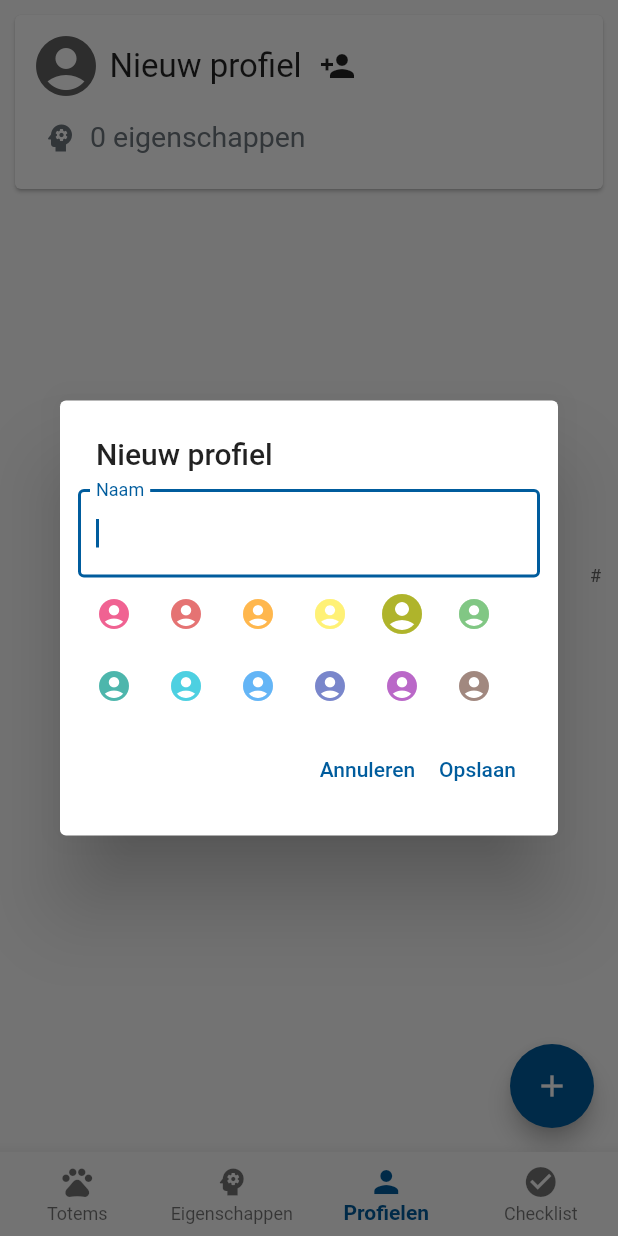
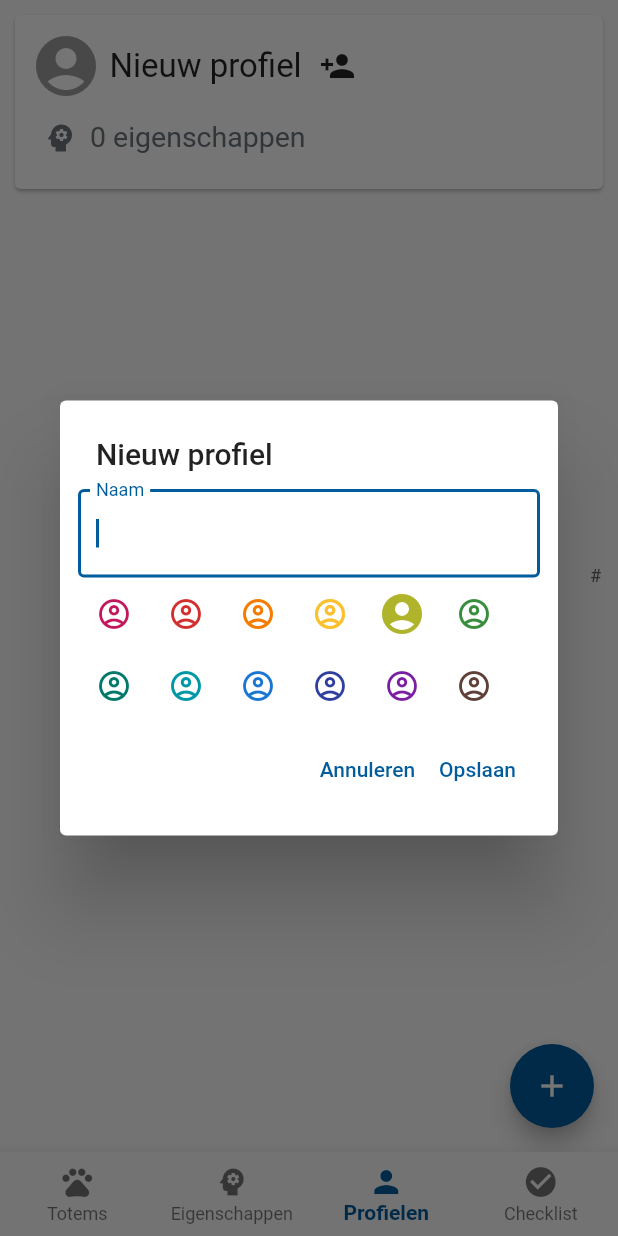
Before and after one commit to ScoutsGidsenVL/totem-app-2023, a Flutter app: the screen it shows after launch, item 3 of the bottom bar chosen, after a tap on the "person add" icon, on a phone screen of 412 x 824 dp. Run offline on Flutter 3.47's test engine with Material 2 defaults, Android fonts, the phone set to English and light mode, and no system bars; drawn by our look-alikes of azlistview, flutter_speed_dial; our stand-ins replace beamer, flutter_cache_manager, flutter_markdown, flutter_native_splash, scrollable_positioned_list, share_plus and 1 more; accounts and stored records are empty; network calls fail.

Commit message:
Refactor getting the profile color

```diff
--- a/lib/main.dart
+++ b/lib/main.dart
@@ -35,8 +35,6 @@ final List<TabInfo> tabs = [
     icon: (context) {
       final profile = context.watch<ProfileManager>().profile;
       if (profile == null) return const Icon(Icons.person);
-      final darkMode =
-          MediaQuery.of(context).platformBrightness == Brightness.dark;
       return Badge(
           label: ConstrainedBox(
               constraints: const BoxConstraints(
@@ -44,7 +42,7 @@ final List<TabInfo> tabs = [
               ),
               child: Text(profile.name,
                   overflow: TextOverflow.fade, maxLines: 1, softWrap: false)),
-          backgroundColor: profile.color[darkMode ? 400 : 700],
+          backgroundColor: profile.getColor(context),
           child: const Icon(Icons.person));
     },
     path: '/profielen',
--- a/lib/model/profile_manager.dart
+++ b/lib/model/profile_manager.dart
@@ -80,11 +80,19 @@ class ProfileManager extends ChangeNotifier {
     notifyListeners();
   }
 
-  void createProfile(String name,
-      {List<String>? animals, Map<String, TraitState>? traits, int? color}) {
+  void createProfile({
+    required String name,
+    List<String>? animals,
+    Map<String, TraitState>? traits,
+    int? color,
+  }) {
     selectedName = name;
     addProfile(ProfileData(
-        name, animals ?? [], traits ?? {}, color ?? ProfileData.randomColor()));
+      name: name,
+      animals: animals,
+      traits: traits,
+      color: color ?? ProfileData.randomColor(),
+    ));
   }
 
   void addProfile(ProfileData profile, {bool force = false}) {
@@ -157,26 +165,35 @@ class ProfileData extends ISuspensionBean {
     return Random().nextInt(ProfileData.colors.length);
   }
 
-  ProfileData(this.name, this.animals, this.traits, this.colorId)
-      : assert(name.isNotEmpty),
-        assert(colorId >= 0 && colorId < colors.length);
+  ProfileData({
+    this.name = '?',
+    List<String>? animals,
+    Map<String, TraitState>? traits,
+    this.color = 0,
+  })  : assert(name.isNotEmpty),
+        assert(color >= 0 && color < colors.length),
+        animals = animals ?? [],
+        traits = traits ?? {};
 
   String name;
   List<String> animals;
   Map<String, TraitState> traits;
-  int colorId;
+  int color;
 
   @override
   String getSuspensionTag() {
     return getFirstLetter(name);
   }
 
-  MaterialColor get color {
-    return ProfileData.colors[colorId];
+  int get selectedCount {
+    return traits.values.where((state) => state.isPositive).length;
   }
 
-  int get selectedCount {
-    return traits.values.where((state) => state.isPositive).length;
+  Color getColor(BuildContext context) {
+    final darkMode =
+        MediaQuery.of(context).platformBrightness == Brightness.dark;
+    final materialColor = ProfileData.colors[color];
+    return darkMode ? materialColor.shade400 : materialColor.shade700;
   }
 
   String encode(DynamicData dynamicData) {
@@ -210,7 +227,7 @@ class ProfileData extends ISuspensionBean {
     var encodedName = utf8.encode(name);
     addList(encodedName);
 
-    builder.addByte(colorId);
+    builder.addByte(color);
 
     addList(animals.expand((a) {
       final id = dynamicData.animals![a]?.id ?? 0;
@@ -292,7 +309,8 @@ class ProfileData extends ISuspensionBean {
               .mapIndexed((i, trait) =>
                   MapEntry(trait.name, TraitState.from(isPositiveTraits[i]))));
 
-          return ProfileData(name, animals, traits, color);
+          return ProfileData(
+              name: name, animals: animals, traits: traits, color: color);
         default:
           throw const ProfileDecodeException(
               'Het formaat van de link is niet ondersteund, gelieve de laatste versie van de app te installeren');
--- a/lib/pages/eigenschappen.dart
+++ b/lib/pages/eigenschappen.dart
@@ -321,7 +321,7 @@ class _EigenschappenState extends State<Eigenschappen>
                                           filter.traits);
                                   filter.reset();
                                   context.read<ProfileManager>().createProfile(
-                                      name,
+                                      name: name,
                                       traits: profileTraits,
                                       color: color);
                                 });
--- a/lib/pages/profielen.dart
+++ b/lib/pages/profielen.dart
@@ -25,7 +25,7 @@ class _ProfielenState extends State<Profielen> {
     final profiles = manager.profiles;
     final profile = manager.profile;
 
-    final profilesWithHeader = [ProfileData('#', [], {}, 0), ...profiles];
+    final profilesWithHeader = [ProfileData(name: '#'), ...profiles];
 
     return Scaffold(
         body: Scrollbar(
@@ -78,7 +78,7 @@ class _ProfielenState extends State<Profielen> {
                         return ProfileDialog(onSubmitted: (name, color) {
                           context
                               .read<ProfileManager>()
-                              .createProfile(name, color: color);
+                              .createProfile(name: name, color: color);
                         });
                       });
                 },
--- a/lib/widgets/animal_star_button.dart
+++ b/lib/widgets/animal_star_button.dart
@@ -25,8 +25,6 @@ class AnimalStarButton extends StatelessWidget {
     final starred = profile == null
         ? profiles.any((p) => p.animals.contains(animal))
         : profile.animals.contains(animal);
-    final darkMode =
-        MediaQuery.of(context).platformBrightness == Brightness.dark;
 
     return IconButton(
         onPressed: () {
@@ -66,7 +64,7 @@ class AnimalStarButton extends StatelessWidget {
                           },
                           child: Row(children: [
                             Icon(starred ? Icons.star : Icons.star_outline,
-                                color: profile.color[darkMode ? 400 : 700]),
+                                color: profile.getColor(context)),
                             Padding(
                                 padding: const EdgeInsets.only(left: 8),
                                 child: Text(profile.name)),
@@ -85,7 +83,7 @@ class AnimalStarButton extends StatelessWidget {
                                       Map<String, TraitState>.from(
                                           context.read<TraitsFilter>().traits);
                                   context.read<ProfileManager>().createProfile(
-                                      name,
+                                      name: name,
                                       animals: [animal],
                                       traits: profileTraits,
                                       color: color);
--- a/lib/widgets/profile_card.dart
+++ b/lib/widgets/profile_card.dart
@@ -16,8 +16,6 @@ class ProfileCard extends StatelessWidget {
   Widget build(BuildContext context) {
     final manager = context.watch<ProfileManager>();
     final filter = context.watch<TraitsFilter>();
-    final darkMode =
-        MediaQuery.of(context).platformBrightness == Brightness.dark;
     final traitCount = profile == null
         ? filter.selectedCount
         : profile!.traits.values.where((s) => s == TraitState.positive).length;
@@ -30,9 +28,7 @@ class ProfileCard extends StatelessWidget {
             children: [
               Row(children: [
                 Icon(Icons.account_circle,
-                    size: 48,
-                    color:
-                        (profile?.color ?? Colors.grey)[darkMode ? 400 : 700]),
+                    size: 48, color: profile?.getColor(context) ?? Colors.grey),
                 Flexible(
                   child: Padding(
                       padding: const EdgeInsets.only(left: 5),
@@ -53,7 +49,8 @@ class ProfileCard extends StatelessWidget {
                                       filter.reset();
                                       context
                                           .read<ProfileManager>()
-                                          .createProfile(name,
+                                          .createProfile(
+                                              name: name,
                                               traits: profileTraits,
                                               color: color);
                                     },
@@ -72,7 +69,7 @@ class ProfileCard extends StatelessWidget {
                                           manager.selectedName == profile!.name;
                                       manager.updateProfile(() {
                                         profile!.name = name;
-                                        profile!.colorId = color;
+                                        profile!.color = color;
                                         if (wasSelected) {
                                           manager.selectedName = name;
                                         }
@@ -80,7 +77,7 @@ class ProfileCard extends StatelessWidget {
                                     },
                                     title: 'Profiel bewerken',
                                     initialName: profile!.name,
-                                    initialColor: profile!.colorId,
+                                    initialColor: profile!.color,
                                     ephemeral: ephemeral);
                               });
                         },
--- a/lib/widgets/profile_dialog.dart
+++ b/lib/widgets/profile_dialog.dart
@@ -76,8 +76,6 @@ class _ProfileDialogState extends State<ProfileDialog> {
   @override
   Widget build(BuildContext context) {
     final profiles = context.watch<ProfileManager>().profiles;
-    final darkMode =
-        MediaQuery.of(context).platformBrightness == Brightness.dark;
 
     return SimpleDialog(
       title: Text(widget.title ?? 'Nieuw profiel'),
@@ -96,16 +94,17 @@ class _ProfileDialogState extends State<ProfileDialog> {
                 decoration: const InputDecoration(
                     labelText: 'Naam', border: OutlineInputBorder()))),
         Wrap(
-            children: ProfileData.colors.mapIndexed((i, c) {
+            children: ProfileData.colors.mapIndexed((i, _) {
           return IconButton(
               onPressed: () {
                 selectColor(i);
               },
               iconSize: i == _colorId ? 32 : null,
-              icon: Icon(Icons.account_circle,
-                  color: i == _colorId
-                      ? (darkMode ? c.shade300 : c.shade700)
-                      : (darkMode ? c.shade500 : c.shade300)));
+              icon: Icon(
+                  i == _colorId
+                      ? Icons.account_circle
+                      : Icons.account_circle_outlined,
+                  color: ProfileData(color: i).getColor(context)));
         }).toList()),
         Padding(
           padding:
--- a/lib/widgets/profile_entry.dart
+++ b/lib/widgets/profile_entry.dart
@@ -13,8 +13,6 @@ class ProfileEntry extends StatelessWidget {
   @override
   Widget build(BuildContext context) {
     final manager = context.watch<ProfileManager>();
-    final darkMode =
-        MediaQuery.of(context).platformBrightness == Brightness.dark;
 
     return ListTile(
         contentPadding: const EdgeInsets.only(left: 16, right: 32),
@@ -26,8 +24,8 @@ class ProfileEntry extends StatelessWidget {
           children: [
             Padding(
               padding: const EdgeInsets.only(right: 8),
-              child: Icon(Icons.account_circle,
-                  color: profile.color[darkMode ? 400 : 700]),
+              child:
+                  Icon(Icons.account_circle, color: profile.getColor(context)),
             ),
             Flexible(
               child: Text.rich(
```
